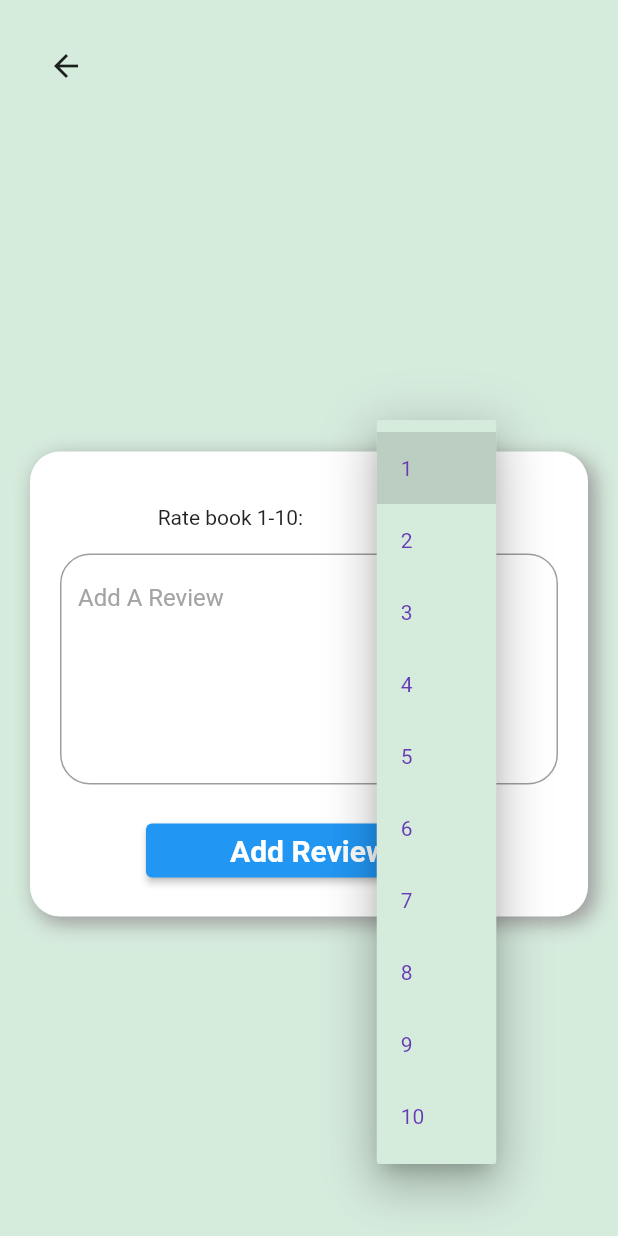
After one commit to davorkomusanac/bookclub, a Flutter app: the OurReview screen opened directly, after a tap on the "arrow downward" icon, on a phone screen of 412 x 824 dp. The commit adds this screen. Run offline on Flutter 3.47's test engine with Material 2 defaults, Android fonts, the phone set to English and light mode, and no system bars; our stand-ins replace cloud_firestore, firebase_auth, flutter_datetime_picker, google_sign_in; accounts and stored records are empty.

Commit message:
Add book feature added

```diff
--- a/book_club/lib/screens/createGroup/createGroup.dart
+++ b/book_club/lib/screens/createGroup/createGroup.dart
@@ -61,9 +61,9 @@ class _OurCreateGroupState extends State<OurCreateGroup> {
                   ElevatedButton(
                     onPressed: () => _goToAddBook(context, _groupNameController.text),
                     child: Padding(
-                      padding: const EdgeInsets.symmetric(horizontal: 100.0),
+                      padding: const EdgeInsets.symmetric(horizontal: 90.0),
                       child: Text(
-                        "Create",
+                        "Add Book",
                         style: TextStyle(
                           color: Colors.white,
                           fontWeight: FontWeight.bold,
--- /dev/null
+++ b/book_club/lib/screens/review/review.dart
@@ -0,0 +1,109 @@
+import 'package:book_club/states/currentGroup.dart';
+import 'package:book_club/states/currentUser.dart';
+import 'package:book_club/widgets/ourContainer.dart';
+import 'package:flutter/material.dart';
+import 'package:provider/provider.dart';
+
+class OurReview extends StatefulWidget {
+  final CurrentGroup currentGroup;
+
+  OurReview({this.currentGroup});
+
+  @override
+  _OurReviewState createState() => _OurReviewState();
+}
+
+class _OurReviewState extends State<OurReview> {
+  TextEditingController _reviewController = TextEditingController();
+  int _dropdownValue;
+  @override
+  Widget build(BuildContext context) {
+    return Scaffold(
+      body: Column(
+        children: [
+          Padding(
+            padding: const EdgeInsets.all(20.0),
+            child: Row(
+              children: [
+                BackButton(),
+              ],
+            ),
+          ),
+          Spacer(
+            flex: 1,
+          ),
+          Padding(
+            padding: const EdgeInsets.all(20.0),
+            child: OurContainer(
+              child: Column(
+                children: [
+                  Row(
+                    mainAxisAlignment: MainAxisAlignment.spaceEvenly,
+                    children: [
+                      Text("Rate book 1-10:"),
+                      DropdownButton<int>(
+                        value: _dropdownValue,
+                        icon: Icon(Icons.arrow_downward),
+                        iconSize: 24,
+                        elevation: 16,
+                        style: TextStyle(color: Colors.deepPurple),
+                        underline: Container(
+                          height: 2,
+                          color: Colors.deepPurpleAccent,
+                        ),
+                        onChanged: (int newValue) {
+                          setState(() {
+                            _dropdownValue = newValue;
+                          });
+                        },
+                        items: <int>[1, 2, 3, 4, 5, 6, 7, 8, 9, 10].map<DropdownMenuItem<int>>((int value) {
+                          return DropdownMenuItem<int>(
+                            value: value,
+                            child: Text(
+                              value.toString(),
+                            ),
+                          );
+                        }).toList(),
+                      ),
+                    ],
+                  ),
+                  TextFormField(
+                    controller: _reviewController,
+                    maxLines: 6,
+                    decoration: InputDecoration(
+                      hintText: "Add A Review",
+                    ),
+                  ),
+                  SizedBox(
+                    height: 20,
+                  ),
+                  ElevatedButton(
+                    onPressed: () {
+                      String uid = Provider.of<CurrentUser>(context, listen: false).getCurrentUser.uid;
+                      widget.currentGroup.finishedBook(uid, _dropdownValue, _reviewController.text);
+                      Navigator.pop(context);
+                    },
+                    child: Padding(
+                      padding: const EdgeInsets.symmetric(horizontal: 40.0),
+                      child: Text(
+                        "Add Review",
+                        style: TextStyle(
+                          color: Colors.white,
+                          fontWeight: FontWeight.bold,
+                          fontSize: 20.0,
+                        ),
+                      ),
+                    ),
+                  ),
+                ],
+              ),
+            ),
+          ),
+          Spacer(
+            flex: 1,
+          ),
+        ],
+      ),
+    );
+  }
+}
--- a/book_club/lib/states/currentGroup.dart
+++ b/book_club/lib/states/currentGroup.dart
@@ -6,15 +6,27 @@ import 'package:flutter/material.dart';
 class CurrentGroup extends ChangeNotifier {
   OurGroup _currentGroup = OurGroup();
   OurBook _currentBook = OurBook();
+  bool _doneWithCurrentBook = false;
 
   OurGroup get getCurrentGroup => _currentGroup;
+  OurBook get getCurrentBook => _currentBook;
+  bool get getDoneWithCurrentBook => _doneWithCurrentBook;
 
-  OurBook get getCurrentBook => _currentBook;
-
-  void updateStateFromDatabase(String groupId) async {
+  void updateStateFromDatabase(String groupId, String userUid) async {
     try {
       _currentGroup = await OurDatabase().getGroupInfo(groupId);
       _currentBook = await OurDatabase().getCurrentBook(groupId, _currentGroup.currentBookId);
+      _doneWithCurrentBook = await OurDatabase().isUserDoneWithBook(groupId, _currentGroup.currentBookId, userUid);
+      notifyListeners();
+    } catch (e) {
+      print(e);
+    }
+  }
+
+  void finishedBook(String userUid, int rating, String review) async {
+    try {
+      await OurDatabase().finishedBook(_currentGroup.id, _currentGroup.currentBookId, userUid, rating, review);
+      _doneWithCurrentBook = true;
       notifyListeners();
     } catch (e) {
       print(e);
--- a/book_club/pubspec.yaml
+++ b/book_club/pubspec.yaml
@@ -28,6 +28,8 @@ dependencies:
   google_sign_in: ^4.2.0
   firebase_core: ^0.4.4+2
   cloud_firestore: ^0.13.4+2
+  flutter_datetime_picker:
+  intl:
 
 
 
```
Also changed, not shown: book_club/lib/screens/addBook/addBook.dart (+60 -6 lines), book_club/lib/screens/home/home.dart (+46 -12 lines), book_club/lib/services/database.dart (+57 -0 lines), book_club/pubspec.lock, 1 other file.
